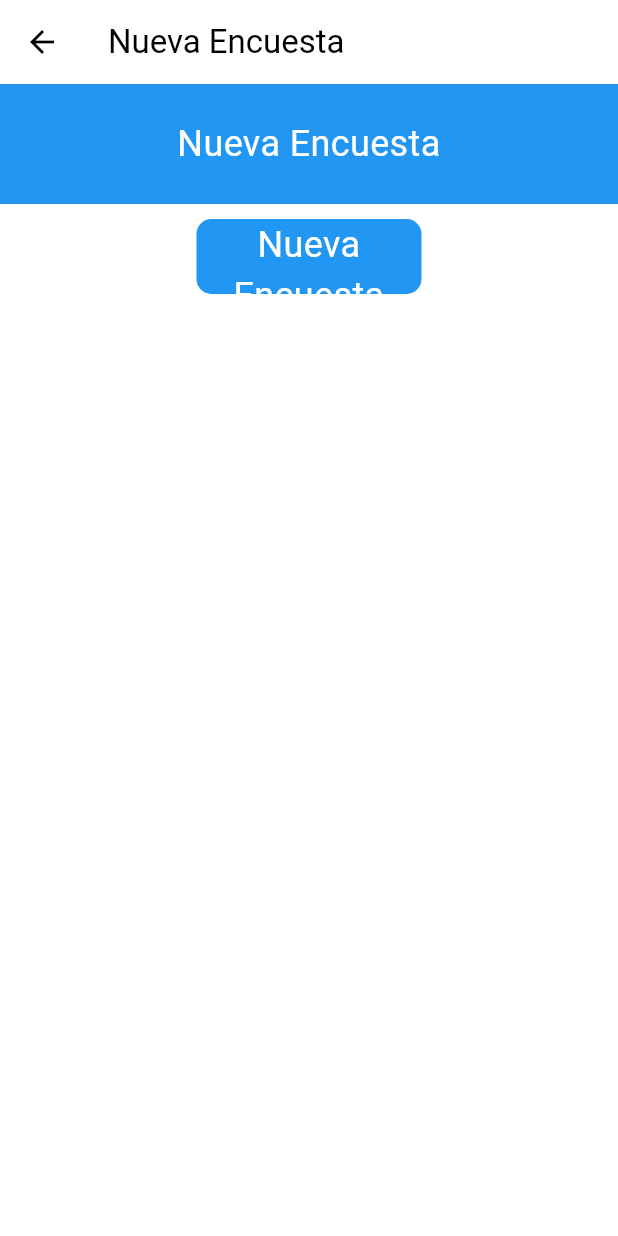
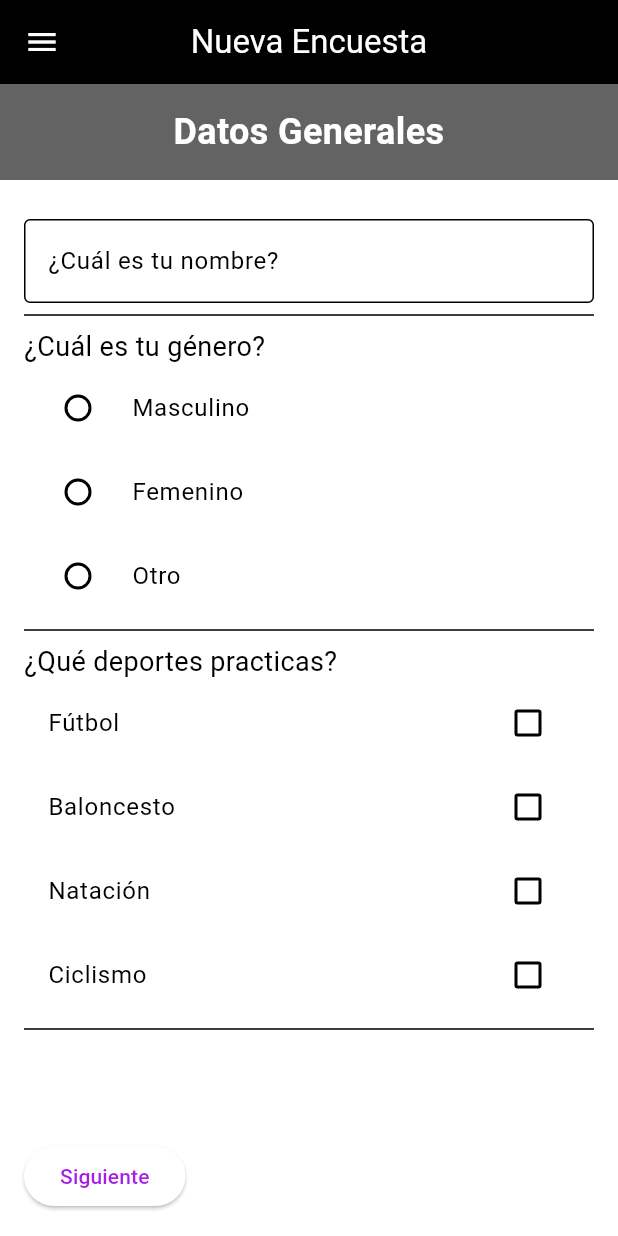
Before and after one commit to Denniss2C/FichaVulnerabilidad, a Flutter app: the NuevaEncuesta screen opened by its route, on a phone screen of 412 x 824 dp. Run offline on Flutter 3.47's test engine with Material 3 defaults, Android fonts, the phone set to English and light mode, and no system bars; our stand-ins replace flutter_svg.

Commit message:
Question & Icon
Estructura de preguntas con su navegador, el guardado tentativo y manejo del icono para poner las iniciales de la persona que se loguea

```diff
--- /dev/null
+++ b/lib/data/preguntas.dart
@@ -0,0 +1,50 @@
+class Pregunta {
+  final String texto;
+  final String tipo; // "texto", "opcion" o "multiple"
+  final List<String> opciones;
+
+  Pregunta({required this.texto, required this.tipo, this.opciones = const []});
+}
+
+List<List<Pregunta>> preguntasPorSeccion = [
+  [
+    Pregunta(texto: "¿Cuál es tu nombre?", tipo: "texto"),
+    Pregunta(
+        texto: "¿Cuál es tu género?",
+        tipo: "opcion",
+        opciones: ["Masculino", "Femenino", "Otro"]),
+    Pregunta(
+        texto: "¿Qué deportes practicas?",
+        tipo: "multiple",
+        opciones: ["Fútbol", "Baloncesto", "Natación", "Ciclismo"]),
+  ],
+  // Adulto mayor
+  [
+    Pregunta(texto: "¿Cuál es tu nombre?", tipo: "texto"),
+    Pregunta(texto: "¿Cuál es tu nombre?", tipo: "texto"),
+    Pregunta(
+        texto: "¿Cuál es tu género?",
+        tipo: "opcion",
+        opciones: ["Masculino", "Femenino"]),
+    Pregunta(
+        texto: "¿Qué deportes practicas?",
+        tipo: "multiple",
+        opciones: ["Fútbol", "Baloncesto", "Natación", "Ciclismo"]),
+    Pregunta(
+        texto: "¿Qué deportes practicas?",
+        tipo: "multiple",
+        opciones: ["Fútbol", "Baloncesto", "Natación", "Ciclismo"]),
+  ],
+  // Desarrollo Infantil
+  [
+    Pregunta(texto: "¿Cuál es tu nombre?", tipo: "texto"),
+    Pregunta(
+        texto: "¿Cuál es tu género?",
+        tipo: "opcion",
+        opciones: ["Femenino", "Otro"]),
+    Pregunta(
+        texto: "¿Qué deportes practicas?",
+        tipo: "multiple",
+        opciones: ["Fútbol", "Baloncesto", "Natación", "Ciclismo"]),
+  ],
+];
--- a/lib/main.dart
+++ b/lib/main.dart
@@ -1,4 +1,5 @@
 import 'package:fichavulnerabilidad/app.dart';
+import 'package:fichavulnerabilidad/utils/provider/encuestaProvider.dart';
 import 'package:fichavulnerabilidad/utils/provider/passProvider.dart';
 import 'package:fichavulnerabilidad/utils/provider/userProvider.dart';
 import 'package:flutter/material.dart';
@@ -10,6 +11,7 @@ void main() {
       providers: [
         ChangeNotifierProvider(create: (_) => UserProvider()),
         ChangeNotifierProvider(create: (_) => PasswordVisibilityProvider()),
+        ChangeNotifierProvider(create: (_) => EncuestaProvider())
       ],
       child: const MyApp(),
     ),
--- a/lib/screens/new_encuesta.dart
+++ b/lib/screens/new_encuesta.dart
@@ -1,4 +1,15 @@
+import 'package:fichavulnerabilidad/screens/secciones_pregutas/adulto_mayor.dart';
+import 'package:fichavulnerabilidad/screens/secciones_pregutas/datos_generales.dart';
+import 'package:fichavulnerabilidad/screens/secciones_pregutas/desarrollo_infantil.dart';
+import 'package:fichavulnerabilidad/utils/ui/ui.dart';
+import 'package:fichavulnerabilidad/widgets/drawer.dart';
+import 'package:fichavulnerabilidad/widgets/loadingDialog.dart'; // Importar el diálogo de carga
 import 'package:flutter/material.dart';
+import 'package:provider/provider.dart';
+
+import '../data/preguntas.dart';
+import '../utils/provider/encuestaProvider.dart';
+import '../widgets/encuesta_nav.dart';
 
 class NuevaEncuesta extends StatefulWidget {
   const NuevaEncuesta({super.key});
@@ -9,55 +20,104 @@ class NuevaEncuesta extends StatefulWidget {
 }
 
 class _NuevaEncuestaState extends State<NuevaEncuesta> {
+  final PageController _pageController = PageController();
+  int _paginaActual = 0;
+
+  void _cambiarPagina(int index) {
+    setState(() {
+      _paginaActual = index;
+    });
+    _pageController.animateToPage(index,
+        duration: const Duration(milliseconds: 300), curve: Curves.easeInOut);
+  }
+
+  void _guardarEncuesta() async {
+    final encuestaProvider =
+        Provider.of<EncuestaProvider>(context, listen: false);
+    print("Encuesta Guardada: ${encuestaProvider.respuestas}");
+
+    // Mostrar diálogo de carga
+    _showLoadingDialog(context);
+
+    // Esperar 2 segundos
+    await Future.delayed(const Duration(seconds: 2));
+
+    // Cerrar el diálogo de carga
+    Navigator.of(context).pop();
+
+    // Navegar a la pantalla principal
+    Navigator.pushNamed(context, '/home');
+
+    // Mostrar SnackBar de confirmación
+    ScaffoldMessenger.of(context).showSnackBar(
+      const SnackBar(
+        content: Text('Encuesta guardada exitosamente'),
+      ),
+    );
+
+    // Limpiar todos los campos de la encuesta
+    encuestaProvider.resetEncuesta();
+
+    // Aquí puedes enviar los datos a la base de datos o almacenamiento
+  }
+
+  void _showLoadingDialog(BuildContext context) {
+    showDialog(
+      context: context,
+      barrierDismissible: false,
+      builder: (context) {
+        return const LoadingDialog(message: "Guardando...");
+      },
+    );
+  }
+
   @override
   Widget build(BuildContext context) {
-    //poner el nombre en el medio
+    final totalPaginas =
+        preguntasPorSeccion.length; // Detectar total de secciones dinámicamente
 
     return Scaffold(
       appBar: AppBar(
-        title: const Text('Nueva Encuesta'),
+        title: Text(
+          'Nueva Encuesta',
+          style: TextStyle(
+            color: TrackingColors.blanco,
+          ),
+        ),
+        backgroundColor: TrackingColors.negro,
+        iconTheme: IconThemeData(
+          color: TrackingColors.blanco,
+        ),
+        centerTitle: true,
       ),
+      //Manejador de pestañas
+      drawer: const CustomDrawer(),
+      //Para poner al final los botones de control
+      resizeToAvoidBottomInset: false,
       body: Column(
         children: [
-          Container(
-            height: 80,
-            color: Colors.blue,
-            //texto
-            child: const Center(
-              child: Text(
-                "Nueva Encuesta",
-                textAlign: TextAlign.center,
-                style: TextStyle(
-                  fontSize: 24,
-                  color: Colors.white,
-                ),
-              ),
+          Expanded(
+            child: PageView(
+              controller: _pageController,
+              physics: const NeverScrollableScrollPhysics(),
+              children: const [
+                DatosGenerales(),
+                AdultoMayor(),
+                DesarrolloInfantil(),
+              ],
             ),
           ),
-          const SizedBox(
-            height: 10,
-          ),
-          Container(
-            height: 50,
-            width: 150,
-            decoration: BoxDecoration(
-              color: Colors.blue,
-              borderRadius: BorderRadius.circular(10),
-            ),
-            //texto
-            child: const Center(
-              child: Text(
-                "Nueva Encuesta",
-                textAlign: TextAlign.center,
-                style: TextStyle(
-                  fontSize: 24,
-                  color: Colors.white,
-                ),
-              ),
-            ),
-          ),
-          const SizedBox(
-            height: 10,
+          EncuestaNav(
+            paginaActual: _paginaActual,
+            totalPaginas: totalPaginas,
+            onAnterior: _paginaActual > 0
+                ? () => _cambiarPagina(_paginaActual - 1)
+                : null,
+            onSiguiente: _paginaActual < totalPaginas - 1
+                ? () => _cambiarPagina(_paginaActual + 1)
+                : null,
+            onGuardar:
+                _paginaActual == totalPaginas - 1 ? _guardarEncuesta : null,
           ),
         ],
       ),
--- /dev/null
+++ b/lib/screens/secciones_pregutas/datos_generales.dart
@@ -0,0 +1,40 @@
+import 'package:fichavulnerabilidad/utils/ui/ui.dart';
+import 'package:flutter/material.dart';
+
+import 'seccion_preguntas.dart';
+
+class DatosGenerales extends StatelessWidget {
+  const DatosGenerales({super.key});
+
+  @override
+  Widget build(BuildContext context) {
+    return Scaffold(
+      body: Column(
+        children: [
+          // Encabezado con título
+          Container(
+            height: TrackingDimens.dimen_64,
+            color: TrackingColors.lightGrey,
+            child: Center(
+              child: Text(
+                "Datos Generales",
+                textAlign: TextAlign.center,
+                style: TextStyle(
+                  fontSize: 24,
+                  color: TrackingColors.blanco,
+                  fontWeight: FontWeight.bold,
+                ),
+              ),
+            ),
+          ),
+          const SizedBox(
+              height: 10), // Espacio entre el encabezado y las preguntas
+          // Sección de preguntas
+          const Expanded(
+            child: SeccionPreguntas(seccionIndex: 0),
+          ),
+        ],
+      ),
+    );
+  }
+}
--- /dev/null
+++ b/lib/screens/secciones_pregutas/seccion_preguntas.dart
@@ -0,0 +1,91 @@
+import 'package:flutter/material.dart';
+import 'package:provider/provider.dart';
+
+import '../../data/preguntas.dart';
+import '../../utils/provider/encuestaProvider.dart';
+
+class SeccionPreguntas extends StatelessWidget {
+  final int seccionIndex;
+
+  const SeccionPreguntas({super.key, required this.seccionIndex});
+
+  @override
+  Widget build(BuildContext context) {
+    final encuestaProvider = Provider.of<EncuestaProvider>(context);
+
+    return ListView.builder(
+      padding: const EdgeInsets.all(16.0),
+      itemCount: preguntasPorSeccion[seccionIndex].length,
+      itemBuilder: (context, index) {
+        final pregunta = preguntasPorSeccion[seccionIndex][index];
+
+        Widget preguntaWidget;
+
+        if (pregunta.tipo == 'texto') {
+          // Pregunta de texto
+          preguntaWidget = TextField(
+            decoration: InputDecoration(
+              border: const OutlineInputBorder(),
+              labelText: pregunta.texto,
+            ),
+            onChanged: (value) {
+              encuestaProvider.actualizarRespuesta(seccionIndex, index, value);
+            },
+          );
+        } else if (pregunta.tipo == 'opcion') {
+          // Pregunta de opción única (Radio)
+          preguntaWidget = Column(
+            crossAxisAlignment: CrossAxisAlignment.start,
+            children: [
+              Text(pregunta.texto, style: const TextStyle(fontSize: 18)),
+              ...pregunta.opciones.map((opcion) => RadioListTile<String>(
+                    title: Text(opcion),
+                    value: opcion,
+                    groupValue: encuestaProvider.respuestas[seccionIndex]
+                        [index],
+                    onChanged: (value) {
+                      encuestaProvider.actualizarRespuesta(
+                          seccionIndex, index, value!);
+                    },
+                  )),
+            ],
+          );
+        } else if (pregunta.tipo == 'multiple') {
+          // Pregunta de selección múltiple (Checkbox)
+          List<String> seleccionadas = List<String>.from(
+              encuestaProvider.respuestas[seccionIndex][index] ?? []);
+
+          preguntaWidget = Column(
+            crossAxisAlignment: CrossAxisAlignment.start,
+            children: [
+              Text(pregunta.texto, style: const TextStyle(fontSize: 18)),
+              ...pregunta.opciones.map((opcion) => CheckboxListTile(
+                    title: Text(opcion),
+                    value: seleccionadas.contains(opcion),
+                    onChanged: (bool? value) {
+                      if (value == true) {
+                        seleccionadas.add(opcion);
+                      } else {
+                        seleccionadas.remove(opcion);
+                      }
+                      encuestaProvider.actualizarRespuesta(
+                          seccionIndex, index, seleccionadas);
+                    },
+                  )),
+            ],
+          );
+        } else {
+          preguntaWidget = const Text('Tipo de pregunta no soportado');
+        }
+
+        return Column(
+          crossAxisAlignment: CrossAxisAlignment.start,
+          children: [
+            preguntaWidget,
+            const Divider(),
+          ],
+        );
+      },
+    );
+  }
+}
--- /dev/null
+++ b/lib/widgets/encuesta_nav.dart
@@ -0,0 +1,51 @@
+import 'package:flutter/material.dart';
+
+class EncuestaNav extends StatelessWidget {
+  final int paginaActual;
+  final int totalPaginas;
+  final VoidCallback? onAnterior;
+  final VoidCallback? onSiguiente;
+  final VoidCallback? onGuardar;
+
+  const EncuestaNav({
+    super.key,
+    required this.paginaActual,
+    required this.totalPaginas,
+    this.onAnterior,
+    this.onSiguiente,
+    this.onGuardar,
+  });
+
+  @override
+  Widget build(BuildContext context) {
+    return Padding(
+      padding: const EdgeInsets.all(16.0),
+      child: Row(
+        mainAxisAlignment: MainAxisAlignment.spaceBetween,
+        children: [
+          // Botón "Anterior" solo si no estamos en la primera página
+          if (paginaActual > 0)
+            ElevatedButton(
+              onPressed: onAnterior,
+              child: const Text("Anterior"),
+            ),
+
+          // Botón "Siguiente" si no estamos en la última página
+          if (paginaActual < totalPaginas - 1)
+            ElevatedButton(
+              onPressed: onSiguiente,
+              child: const Text("Siguiente"),
+            ),
+
+          // Botón "Guardar" solo en la última página
+          if (paginaActual == totalPaginas - 1)
+            ElevatedButton(
+              onPressed: onGuardar,
+              style: ElevatedButton.styleFrom(backgroundColor: Colors.green),
+              child: const Text("Guardar"),
+            ),
+        ],
+      ),
+    );
+  }
+}
```
Also changed, not shown: lib/models/pregunta_opcion.dart (added, +47 -0 lines), lib/models/pregunta_seleccion.dart (added, +50 -0 lines), lib/models/pregunta_texto.dart (added, +26 -0 lines), lib/screens/lista_encuestas.dart (+15 -19 lines), lib/screens/secciones_pregutas/adulto_mayor.dart (added, +40 -0 lines), lib/screens/secciones_pregutas/desarrollo_infantil.dart (added, +40 -0 lines), lib/utils/provider/encuestaProvider.dart (added, +32 -0 lines), lib/widgets/drawer.dart (+34 -4 lines), assets/svg/lista_registro_vacio.svg (added).
